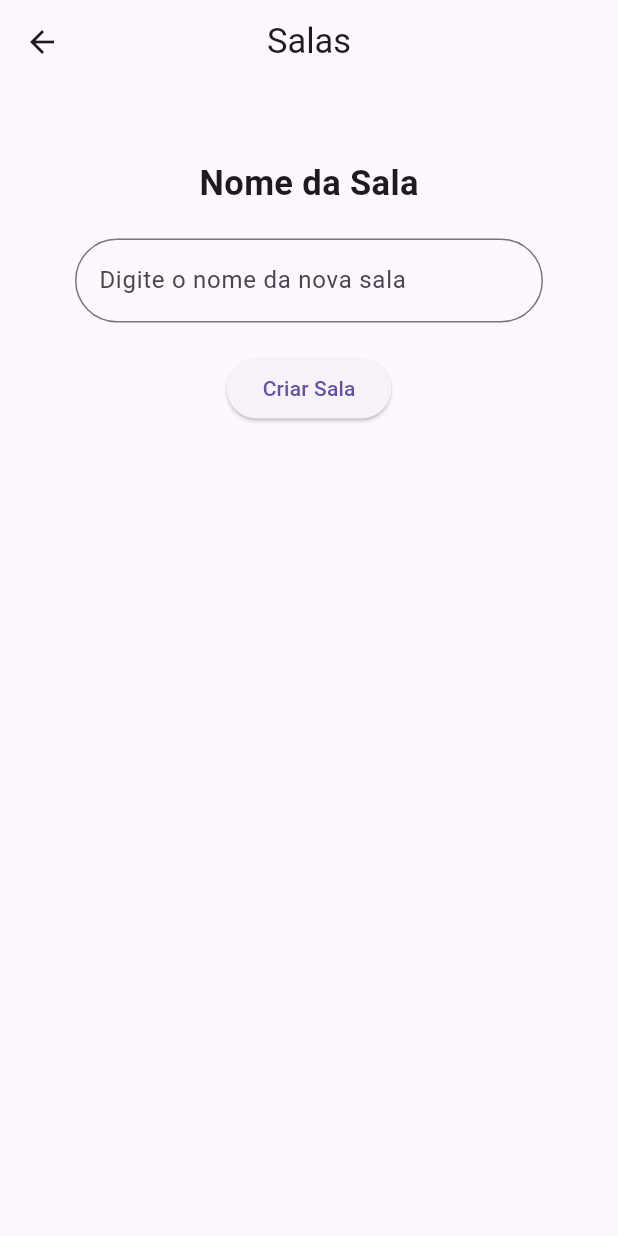
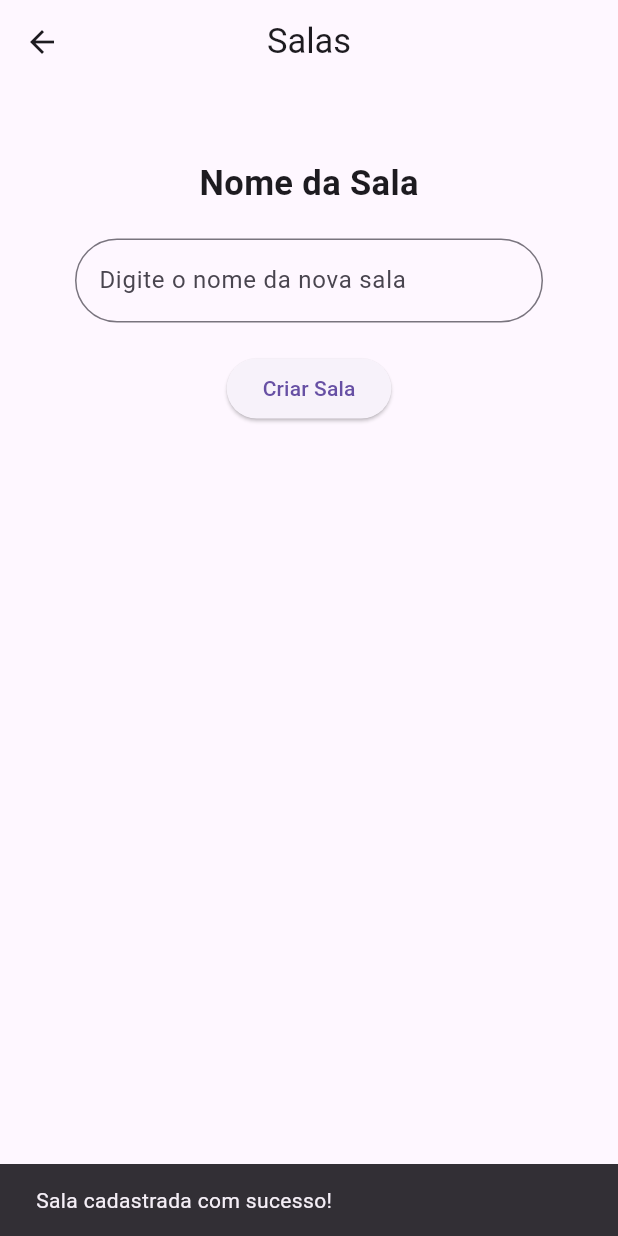
Before and after one commit to hithami/CoworkingMobile, a Flutter app: the SalaScreen screen opened directly, after a tap on "Criar Sala", on a phone screen of 412 x 824 dp. Run offline on Flutter 3.47's test engine with Material 3 defaults, Android fonts, the phone set to English and light mode, and no system bars; our stand-ins replace sqflite; accounts and stored records are empty.

Commit message:
feat: adiciona mensagem de sucesso ao cadastrar sala

```diff
--- a/sistema_coworking_flutter/lib/screens/sala_screen.dart
+++ b/sistema_coworking_flutter/lib/screens/sala_screen.dart
@@ -69,9 +69,16 @@ class _SalaScreenState extends State<SalaScreen> {
 
                 await _salaRepository.inserirSala(novaSala);
 
+                ScaffoldMessenger.of(context).showSnackBar(
+                  SnackBar(
+                    content: Text('Sala cadastrada com sucesso!')
+                  )
+                );
+
                 _nomeSalaController.clear();
 
               },
+
               child: Text(
                 'Criar Sala'
               ),
```
